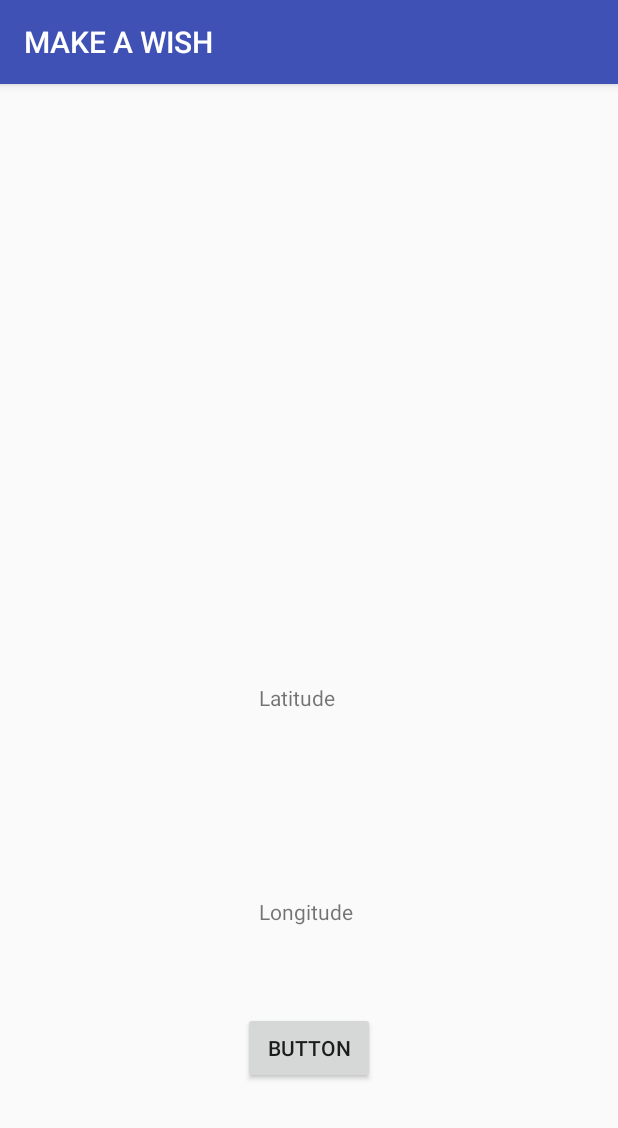
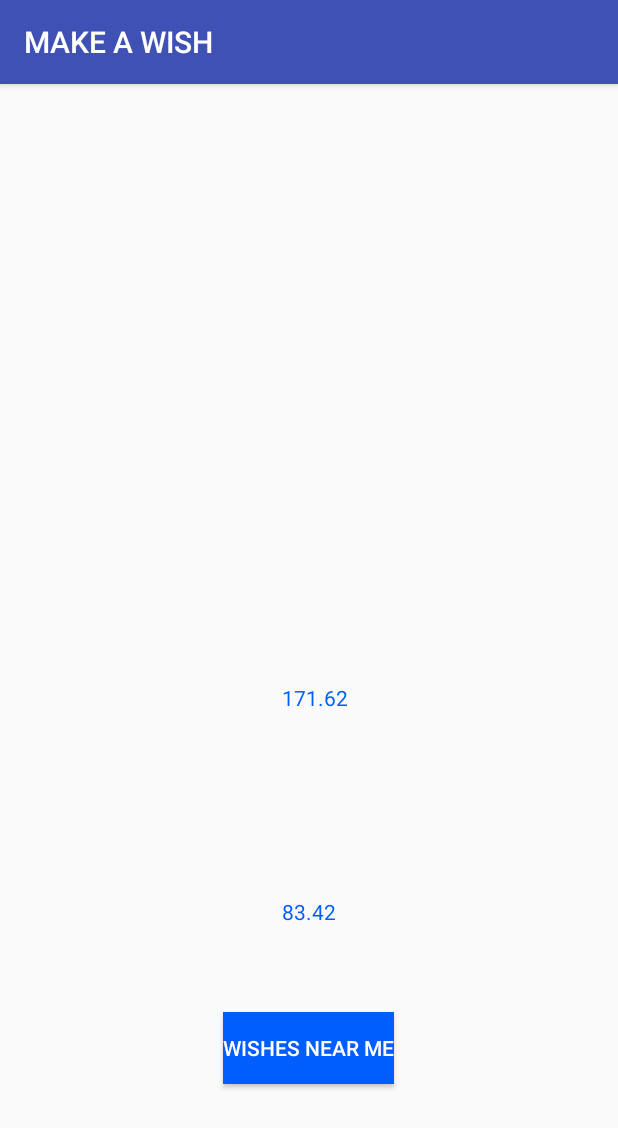
Before and after one commit to Mumbai2017/team-13, an Android app: the screen it shows after launch (TrackerActivity), after a tap on "VOLUNTEER", on a phone screen of 412 x 824 dp. Shown: the top 1128 px of the screen. Run offline under Robolectric (Android 15) with nearby library versions, the phone set to English and light mode, and no system bars; our stand-ins replace Volley.

Commit message:
front page updates

```diff
--- a/NewMAW/app/src/main/java/com/example/unmadesai/newmaw/MainActivity.java
+++ b/NewMAW/app/src/main/java/com/example/unmadesai/newmaw/MainActivity.java
@@ -13,9 +13,9 @@ public class MainActivity extends AppCompatActivity {
     protected void onCreate(Bundle savedInstanceState) {
         super.onCreate(savedInstanceState);
         setContentView(R.layout.activity_main);
-        Intent i=new Intent(MainActivity.this,DbDisplay.class);
+     /*   Intent i=new Intent(MainActivity.this,DbDisplay.class);
         startActivity(i);
-        btnDonor= (Button) findViewById(R.id.btnDonor);
+     */   btnDonor= (Button) findViewById(R.id.btnDonor);
         btnVolunteer= (Button) findViewById(R.id.btnVolunteer);
 
         btnDonor.setOnClickListener(new View.OnClickListener() {
--- a/NewMAW/app/src/main/java/com/example/unmadesai/newmaw/MapsActivity.java
+++ b/NewMAW/app/src/main/java/com/example/unmadesai/newmaw/MapsActivity.java
@@ -61,7 +61,7 @@ public class MapsActivity extends FragmentActivity implements OnMapReadyCallback
                     LatLng latLng = new LatLng(latitude,longitude);
                     Geocoder geocoder = new Geocoder(getApplicationContext());
                     try {
-                        List<Address> list=geocoder.getFromLocation(latitude,longitude,1);
+                        List<Address> list=geocoder.getFromLocation(latitude,longitude,10);
                         String locality = list.get(0).getSubLocality()+"";
                         Log.d("locayy",locality);
                         mMap.addMarker(new MarkerOptions().position(latLng).title(locality));
--- a/NewMAW/app/src/main/java/com/example/unmadesai/newmaw/TrackerActivity.java
+++ b/NewMAW/app/src/main/java/com/example/unmadesai/newmaw/TrackerActivity.java
@@ -21,7 +21,7 @@ public class TrackerActivity extends AppCompatActivity {
 
     Button btnTrack;
     TextView tvLatitude,tvLongitude,tvLocation;
-    String server_url="http://192.168.0.104/gps_info.php";
+    //String server_url="http://192.168.0.104/gps_info.php";
     AlertDialog.Builder   builder;
     @Override
     protected void onCreate(Bundle savedInstanceState) {
--- a/NewMAW/app/src/main/java/com/example/unmadesai/newmaw/donor_login.java
+++ b/NewMAW/app/src/main/java/com/example/unmadesai/newmaw/donor_login.java
@@ -13,6 +13,8 @@ Button btnLogin,btnSignup;
         super.onCreate(savedInstanceState);
         setContentView(R.layout.activity_donor_login);
 
+        btnLogin=(Button)findViewById(R.id.btnLogin);
+        btnSignup=(Button)findViewById(R.id.btnSignup);
 
         btnLogin.setOnClickListener(new View.OnClickListener() {
     @Override
--- a/NewMAW/app/src/main/res/layout/activity_tracker.xml
+++ b/NewMAW/app/src/main/res/layout/activity_tracker.xml
@@ -10,7 +10,9 @@
         android:id="@+id/btnTrack"
         android:layout_width="wrap_content"
         android:layout_height="wrap_content"
-        android:text="Button"
+        android:text="Wishes Near Me"
+        android:background="#005eff"
+        android:textColor="#ffffff"
         android:layout_alignParentBottom="true"
         android:layout_centerHorizontal="true"
         android:layout_marginBottom="101dp" />
@@ -19,22 +21,26 @@
         android:id="@+id/tvLatitude"
         android:layout_width="wrap_content"
         android:layout_height="wrap_content"
-        android:text="Latitude "
+        android:text="171.62 "
         android:layout_above="@+id/tvLongitude"
         android:layout_alignLeft="@+id/tvLongitude"
         android:layout_alignStart="@+id/tvLongitude"
-        android:layout_marginBottom="123dp" />
+        android:layout_marginBottom="123dp"
+        android:textColor="#005eff"
+        />
 
     <TextView
         android:id="@+id/tvLongitude"
         android:layout_width="wrap_content"
         android:layout_height="wrap_content"
-        android:text="Longitude "
+        android:text="83.42"
         tools:layout_editor_absoluteX="163dp"
         tools:layout_editor_absoluteY="176dp"
         android:layout_above="@+id/btnTrack"
         android:layout_centerHorizontal="true"
-        android:layout_marginBottom="57dp" />
+        android:layout_marginBottom="57dp"
+        android:textColor="#005eff"
+        />
 
     <TextView
         android:id="@+id/tvLocation"
```
Also changed, not shown: NewMAW/app/src/main/res/mipmap-hdpi/wish.jpg (added).
